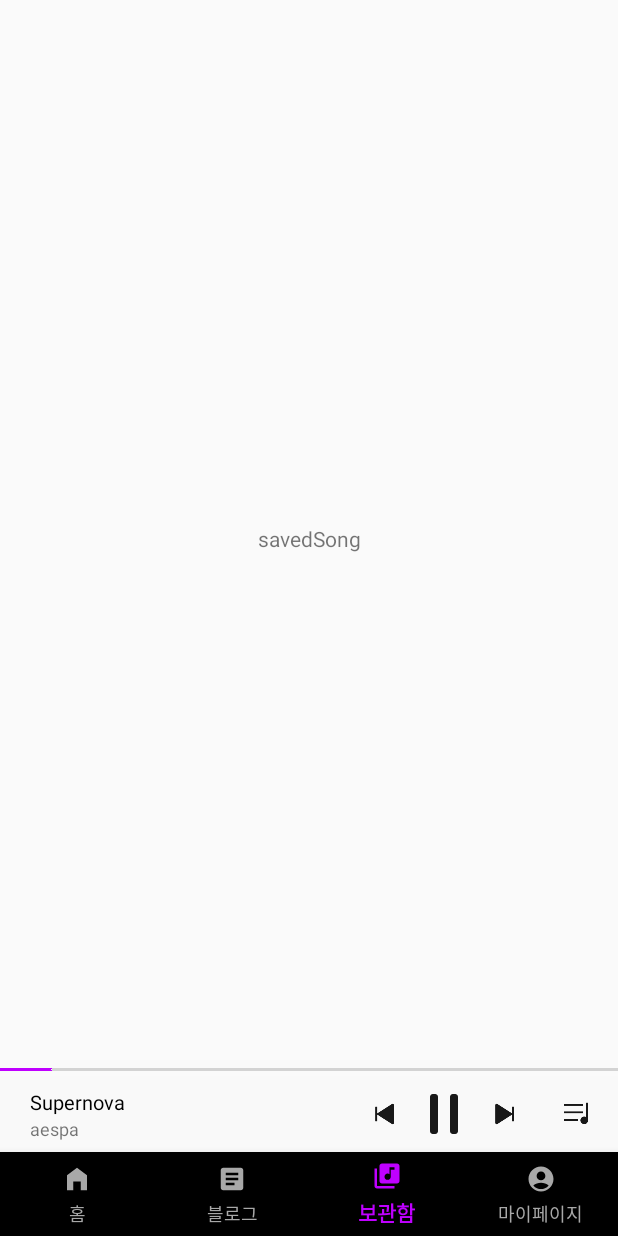
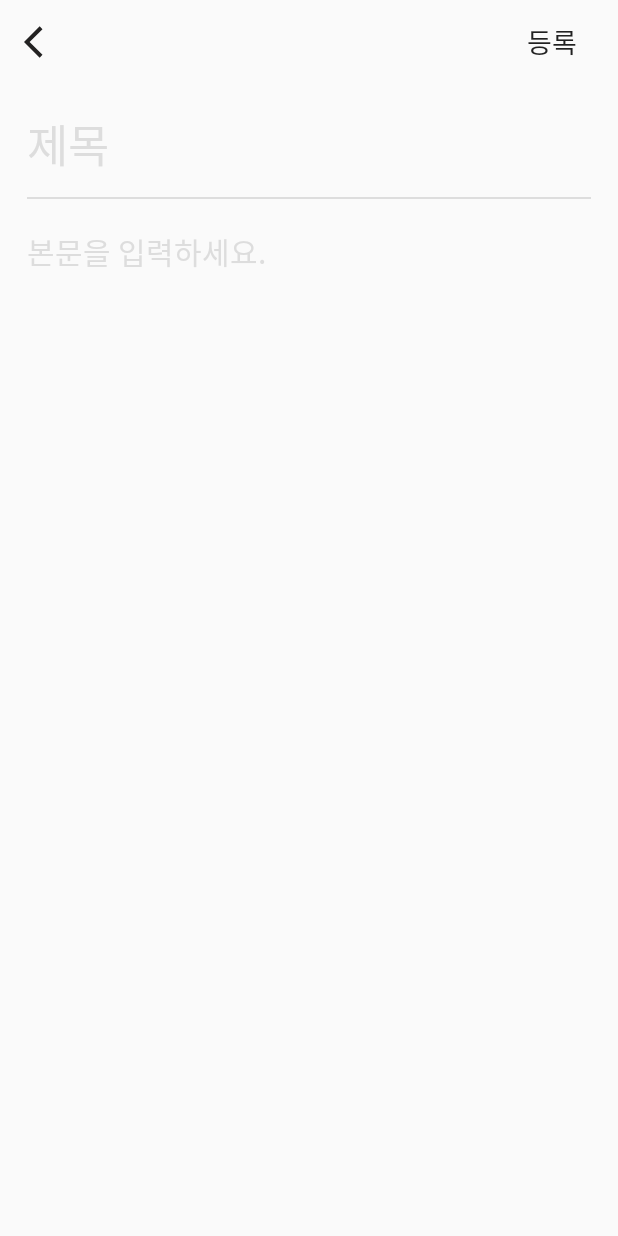
Before and after one commit to Eouls/MusicPlayer, an Android app: the screen it shows after launch (MainActivity before the commit, PostActivity after it), item 3 of the bottom bar chosen, on a phone screen of 412 x 824 dp. Run offline under Robolectric (Android 15) with nearby library versions, the light colour scheme and no system bars; our stand-ins replace Room's generated code.

Commit message:
바텀네비 글작성버튼 추가

```diff
--- a/app/src/main/AndroidManifest.xml
+++ b/app/src/main/AndroidManifest.xml
@@ -13,11 +13,12 @@
         android:theme="@style/Theme.MusicPlayer"
         tools:targetApi="31">
         <activity
+            android:name=".Blog.PostActivity"
+            android:exported="false" />
+        <activity
             android:name=".Profile.EditProfileActivity"
             android:exported="true" />
-
         <activity android:name=".Song.SongActivity" />
-
         <activity
             android:name=".MainActivity"
             android:exported="true">
--- /dev/null
+++ b/app/src/main/java/com/example/musicplayer/Blog/PostActivity.kt
@@ -0,0 +1,23 @@
+package com.example.musicplayer.Blog
+
+import android.os.Bundle
+import androidx.activity.enableEdgeToEdge
+import androidx.appcompat.app.AppCompatActivity
+import androidx.core.view.ViewCompat
+import androidx.core.view.WindowInsetsCompat
+import com.example.musicplayer.R
+import com.example.musicplayer.databinding.ActivityPostBinding
+
+class PostActivity : AppCompatActivity() {
+    lateinit var binding: ActivityPostBinding
+    override fun onCreate(savedInstanceState: Bundle?) {
+        super.onCreate(savedInstanceState)
+        binding = ActivityPostBinding.inflate(layoutInflater)
+        setContentView(binding.root)
+
+        // 뒤로가기 버튼
+        binding.postEditCancelBtn.setOnClickListener {
+            finish()
+        }
+    }
+}
--- a/app/src/main/java/com/example/musicplayer/MainActivity.kt
+++ b/app/src/main/java/com/example/musicplayer/MainActivity.kt
@@ -11,6 +11,7 @@ import android.widget.SeekBar
 import android.widget.Toast
 import androidx.appcompat.app.AppCompatActivity
 import com.example.musicplayer.Blog.BlogFragment
+import com.example.musicplayer.Blog.PostActivity
 import com.example.musicplayer.Home.HomeFragment
 import com.example.musicplayer.Profile.ProfileFragment
 import com.example.musicplayer.SavedSong.SavedSongFragment
@@ -399,15 +400,21 @@ class MainActivity : AppCompatActivity() {
                     return@setOnItemSelectedListener true
                 }
 
+                R.id.savedSongFragment -> { // SavedSongFragment 로 전환
+                    supportFragmentManager.beginTransaction()
+                        .replace(R.id.main_frm, SavedSongFragment())
+                        .commitAllowingStateLoss()
+                    return@setOnItemSelectedListener true
+                }
+
+                R.id.postActivity -> { // PostActivity 실행
+                    startActivity(Intent(this@MainActivity, PostActivity::class.java))
+                    return@setOnItemSelectedListener true
+                }
+
                 R.id.blogFragment -> { // BlogFragment 로 전환
                     supportFragmentManager.beginTransaction()
                         .replace(R.id.main_frm, BlogFragment())
-                        .commitAllowingStateLoss()
-                    return@setOnItemSelectedListener true
-                }
-                R.id.savedSongFragment -> { // SavedSongFragment 로 전환
-                    supportFragmentManager.beginTransaction()
-                        .replace(R.id.main_frm, SavedSongFragment())
                         .commitAllowingStateLoss()
                     return@setOnItemSelectedListener true
                 }
--- a/app/src/main/java/com/example/musicplayer/Profile/EditProfileActivity.kt
+++ b/app/src/main/java/com/example/musicplayer/Profile/EditProfileActivity.kt
@@ -27,6 +27,7 @@ class EditProfileActivity : AppCompatActivity() {
         binding.userNameEdit.setText(userName)
         binding.userIntroductionEdit.setText(userIntroduction)
 
+        // 뒤로가기 버튼
         binding.profileEditCancelBtn.setOnClickListener {
             finish()
         }
--- /dev/null
+++ b/app/src/main/res/drawable/ic_bottom_add_no_select.xml
@@ -0,0 +1,5 @@
+<vector xmlns:android="http://schemas.android.com/apk/res/android" android:height="24dp" android:tint="#CCCCCC" android:viewportHeight="24" android:viewportWidth="24" android:width="24dp">
+
+    <path android:fillColor="@android:color/white" android:pathData="M19,3L5,3c-1.11,0 -2,0.9 -2,2v14c0,1.1 0.89,2 2,2h14c1.1,0 2,-0.9 2,-2L21,5c0,-1.1 -0.9,-2 -2,-2zM17,13h-4v4h-2v-4L7,13v-2h4L11,7h2v4h4v2z"/>
+
+</vector>
--- /dev/null
+++ b/app/src/main/res/drawable/ic_bottom_add_select.xml
@@ -0,0 +1,5 @@
+<vector xmlns:android="http://schemas.android.com/apk/res/android" android:height="24dp" android:tint="#BF00FF" android:viewportHeight="24" android:viewportWidth="24" android:width="24dp">
+
+    <path android:fillColor="@android:color/white" android:pathData="M19,3L5,3c-1.11,0 -2,0.9 -2,2v14c0,1.1 0.89,2 2,2h14c1.1,0 2,-0.9 2,-2L21,5c0,-1.1 -0.9,-2 -2,-2zM17,13h-4v4h-2v-4L7,13v-2h4L11,7h2v4h4v2z"/>
+
+</vector>
--- /dev/null
+++ b/app/src/main/res/layout/activity_post.xml
@@ -0,0 +1,90 @@
+<?xml version="1.0" encoding="utf-8"?>
+<LinearLayout xmlns:android="http://schemas.android.com/apk/res/android"
+    xmlns:app="http://schemas.android.com/apk/res-auto"
+    xmlns:tools="http://schemas.android.com/tools"
+    android:id="@+id/main"
+    android:layout_width="match_parent"
+    android:layout_height="match_parent"
+    tools:context=".Blog.PostActivity"
+    android:orientation="vertical">
+
+    <!-- Toolbar -->
+    <androidx.appcompat.widget.Toolbar
+        android:id="@+id/toolbar"
+        android:layout_width="match_parent"
+        android:layout_height="wrap_content"
+        android:background="@android:color/transparent"
+        android:elevation="4dp">
+
+        <ImageView
+            android:id="@+id/post_edit_cancel_btn"
+            android:layout_width="25dp"
+            android:layout_height="25dp"
+            android:src="@drawable/btn_back_black"
+            android:background="@android:color/transparent"/>
+
+        <Button
+            android:id="@+id/post_edit_apply_btn"
+            android:layout_width="wrap_content"
+            android:layout_height="wrap_content"
+            android:text="등록"
+            android:textSize="18dp"
+            android:layout_gravity="right"
+            android:background="@color/transparent"/>
+    </androidx.appcompat.widget.Toolbar>
+
+
+    <ScrollView
+        android:layout_width="match_parent"
+        android:layout_height="0dp"
+        android:layout_weight="1">
+
+        <androidx.constraintlayout.widget.ConstraintLayout
+            android:layout_width="match_parent"
+            android:layout_height="wrap_content"
+            android:paddingLeft="18dp"
+            android:paddingTop="10dp"
+            android:paddingRight="18dp"
+            android:paddingBottom="20dp">
+
+            <EditText
+                android:id="@+id/post_title_tv"
+                android:layout_width="match_parent"
+                android:layout_height="60dp"
+                android:background="@color/transparent"
+                android:hint="제목"
+                android:inputType="text"
+                android:maxLength="50"
+                android:textColorHint="#DDDDDD"
+                android:textSize="30dp"
+                app:layout_constraintStart_toStartOf="parent"
+                app:layout_constraintTop_toTopOf="parent" />
+
+            <View
+                android:id="@+id/line"
+                android:layout_width="match_parent"
+                android:layout_height="1dp"
+                android:layout_centerInParent="true"
+                android:layout_marginTop="5dp"
+                android:layout_marginBottom="10dp"
+                android:background="#DDDDDD"
+                app:layout_constraintStart_toStartOf="parent"
+                app:layout_constraintTop_toBottomOf="@id/post_title_tv" />
+
+            <EditText
+                android:id="@+id/post_content_tv"
+                android:layout_width="match_parent"
+                android:layout_height="wrap_content"
+                android:layout_marginTop="20dp"
+                android:background="@color/transparent"
+                android:hint="본문을 입력하세요."
+                android:inputType="text"
+                android:textColorHint="#DDDDDD"
+                android:textSize="20dp"
+                app:layout_constraintStart_toStartOf="parent"
+                app:layout_constraintTop_toBottomOf="@id/line" />
+
+        </androidx.constraintlayout.widget.ConstraintLayout>
+    </ScrollView>
+
+</LinearLayout>
```
Also changed, not shown: app/src/main/res/layout/fragment_blog.xml (+26 -10 lines), app/src/main/res/menu/bottom_nav_menu.xml (+10 -5 lines).
